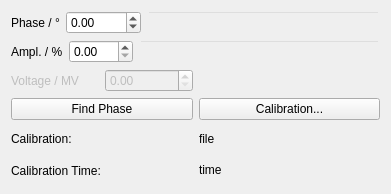
Qt form esme/gui/ui/tds.ui (st-walker/esme) before a commit.
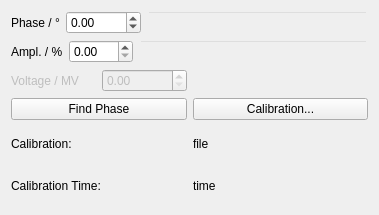
The same form after that commit.

```diff
--- a/esme/gui/ui/tds.ui
+++ b/esme/gui/ui/tds.ui
@@ -9,12 +9,12 @@
    <rect>
     <x>0</x>
     <y>0</y>
-    <width>391</width>
-    <height>194</height>
+    <width>379</width>
+    <height>215</height>
    </rect>
   </property>
   <property name="sizePolicy">
-   <sizepolicy hsizetype="Preferred" vsizetype="Preferred">
+   <sizepolicy hsizetype="MinimumExpanding" vsizetype="MinimumExpanding">
     <horstretch>0</horstretch>
     <verstretch>0</verstretch>
    </sizepolicy>
```
Left out of the diff: 160 changed lines with no effect on the pictures.
